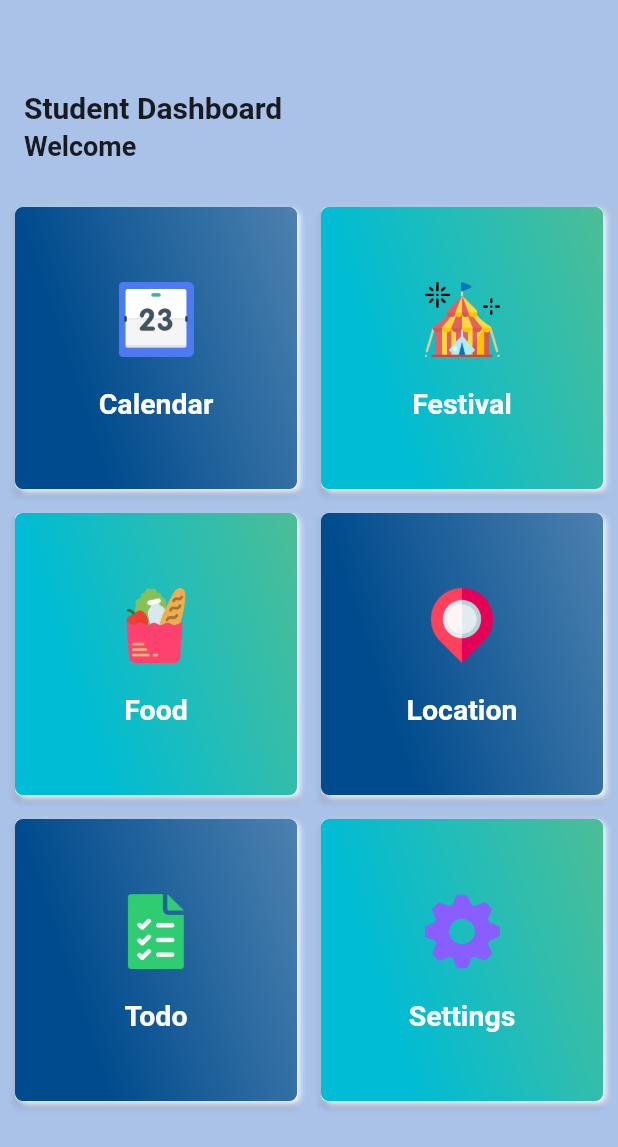
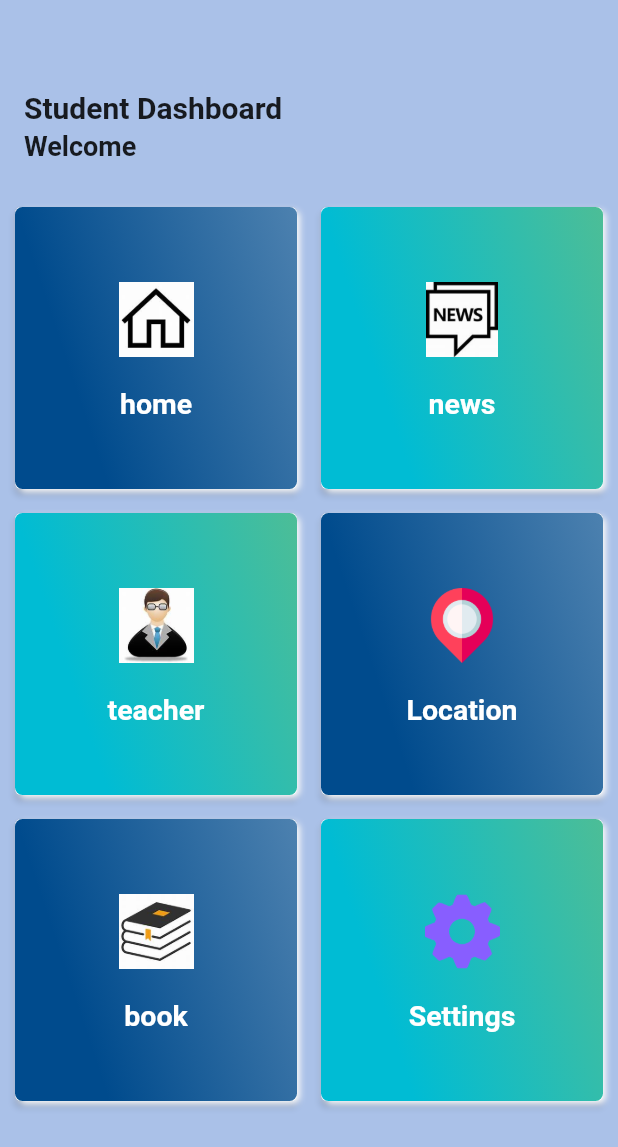
Before and after one commit to mahershmesa/I_techer, a Flutter app: the MakeDashboardItemsStudent screen opened directly, on a phone screen of 412 x 824 dp. Shown: the top 1147 px of the screen. Run offline on Flutter 3.47's test engine with Material 2 defaults, Android fonts, the phone set to English and light mode, and no system bars.

Commit message:
edit icons

```diff
--- a/lib/dashboard/dashboard_student.dart
+++ b/lib/dashboard/dashboard_student.dart
@@ -145,11 +145,11 @@ class _MakeDashboardItemsState extends State<MakeDashboardItemsStudent> {
               crossAxisCount: 2,
               padding: const EdgeInsets.all(2),
               children: [
-                makeDashboardItem("Calendar", "assets/calendar.png", 0),
-                makeDashboardItem("Festival", "assets/festival.png", 1),
-                makeDashboardItem("Food", "assets/food.png", 2),
+                makeDashboardItem("home", "assets/home.png", 0),
+                makeDashboardItem("news", "assets/news.png", 1),
+                makeDashboardItem("teacher", "assets/teacher.png", 2),
                 makeDashboardItem("Location", "assets/map.png", 3),
-                makeDashboardItem("Todo", "assets/todo.png", 4),
+                makeDashboardItem("book", "assets/book.png", 4),
                 makeDashboardItem("Settings", "assets/setting.png", 5),
               ],
             ),
```
